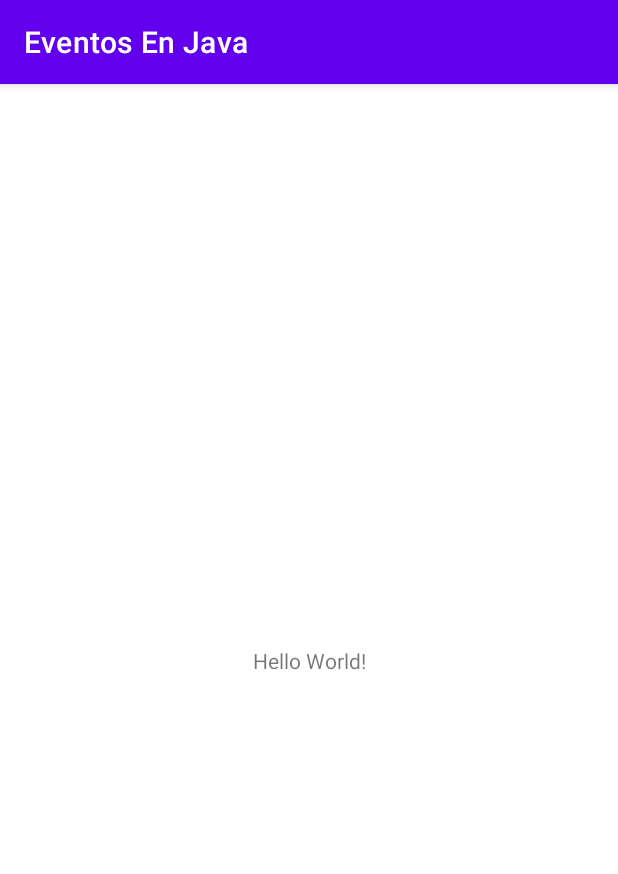
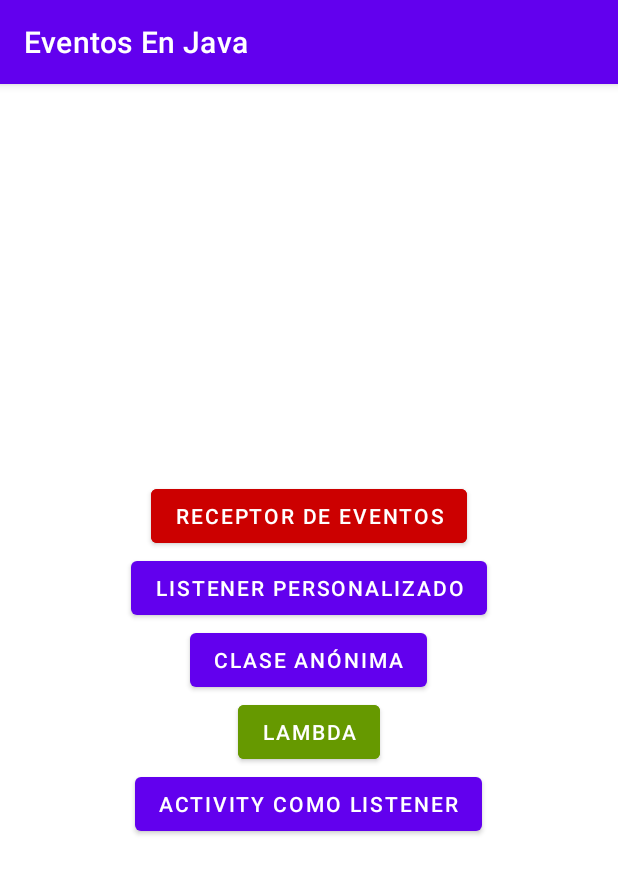
Before and after one commit to avidaldo/android-eventos-java, an Android app: the screen it shows after launch (MainActivity), on a phone screen of 412 x 824 dp. Shown: the top 874 px of the screen. Run offline under Robolectric (Android 15) with nearby library versions, the phone set to English and light mode, and no system bars.

Commit message:
todas las versiones funcionando

```diff
--- a/app/src/main/java/com/example/eventosenjava/MainActivity.java
+++ b/app/src/main/java/com/example/eventosenjava/MainActivity.java
@@ -2,13 +2,49 @@ package com.example.eventosenjava;
 
 import androidx.appcompat.app.AppCompatActivity;
 
+import android.content.Intent;
 import android.os.Bundle;
+import android.widget.Button;
 
 public class MainActivity extends AppCompatActivity {
 
     @Override
     protected void onCreate(Bundle savedInstanceState) {
         super.onCreate(savedInstanceState);
-        setContentView(R.layout.activity_main);
+        setContentView(R.layout.activity_main); // Setea la vista a partir del fichero activity_main.xml
+
+
+        // Busca objeto con id "button01" en clase R (autogenerada a partir de los xml)
+        Button b1 = findViewById(R.id.btn_to_metodo_xml);
+
+
+        /** Para movernos entre activities, será necesario usar Intents.
+         Instanciamos un objeto Intent, una abstracción de la intención de cambiar de actividad.
+         Su constructor recibe como argumentos:
+           - El contexto de partida: la activity en que está.
+           (AppCompatActivity hereda de Activity, que a su vez hereda de Context. Por tanto, toda activity es un contexto válido.)
+           - La clase de la Activity que ha de ser creada. Como esta activity todavía no se puede
+             instaciar, se usa la sintaxis .class (reflection).
+         */
+        Intent intent = new Intent(this, MetodoXMLActivity.class);
+
+
+        /** Asigno al botón la función de callback (la acción a realizar cuando se pulsa).
+         En este caso llamo al método startActivity que recibe como argumento el intent que le indica qué activity crear.
+         */
+        b1.setOnClickListener(v -> startActivity(intent));
+
+
+        /* Haciendo lo mismo con el resto de botones: */
+
+        findViewById(R.id.btn_to_listener_personalizado).setOnClickListener(
+                v -> startActivity(new Intent(this, WithCustomListenerActivity.class)));
+        findViewById(R.id.btn_to_clase_anonima).setOnClickListener(
+                v -> startActivity(new Intent(this, ClaseAnonimaActivity.class)));
+        findViewById(R.id.btn_to_lambda).setOnClickListener(
+                v -> startActivity(new Intent(this, LambdaActivity.class)));
+        findViewById(R.id.btn_to_activity_listener).setOnClickListener(
+                v -> startActivity(new Intent(this, ListenerIsActivity.class)));
+
     }
 }
--- a/app/src/main/res/layout/activity_main.xml
+++ b/app/src/main/res/layout/activity_main.xml
@@ -1,18 +1,45 @@
 <?xml version="1.0" encoding="utf-8"?>
-<androidx.constraintlayout.widget.ConstraintLayout xmlns:android="http://schemas.android.com/apk/res/android"
-    xmlns:app="http://schemas.android.com/apk/res-auto"
-    xmlns:tools="http://schemas.android.com/tools"
+
+<!-- He cambiado a LinearLayout por ser más simple ya que solo voy a apilar botones -->
+<LinearLayout xmlns:android="http://schemas.android.com/apk/res/android"
     android:layout_width="match_parent"
     android:layout_height="match_parent"
-    tools:context=".MainActivity">
+    android:gravity="center"
+    android:orientation="vertical">
 
-    <TextView
+    <Button
+        android:id="@+id/btn_to_metodo_xml"
         android:layout_width="wrap_content"
         android:layout_height="wrap_content"
-        android:text="Hello World!"
-        app:layout_constraintBottom_toBottomOf="parent"
-        app:layout_constraintEnd_toEndOf="parent"
-        app:layout_constraintStart_toStartOf="parent"
-        app:layout_constraintTop_toTopOf="parent" />
+        android:backgroundTint="@android:color/holo_red_dark"
+        android:text="@string/receptor_de_eventos" />
 
-</androidx.constraintlayout.widget.ConstraintLayout>
+
+    <!-- El mismo elemento, pero de las librerías de Material Design -->
+    <com.google.android.material.button.MaterialButton
+        android:id="@+id/btn_to_listener_personalizado"
+        android:layout_width="wrap_content"
+        android:layout_height="wrap_content"
+        android:text="@string/listener_personalizado" />
+
+    <Button
+        android:id="@+id/btn_to_clase_anonima"
+        android:layout_width="wrap_content"
+        android:layout_height="wrap_content"
+        android:text="@string/clase_an_nima" />
+
+    <!-- El mismo elemento, pero de las librerías de Material Design -->
+    <Button
+        android:id="@+id/btn_to_lambda"
+        android:backgroundTint="@android:color/holo_green_dark"
+        android:layout_width="wrap_content"
+        android:layout_height="wrap_content"
+        android:text="@string/lambda" />
+
+    <Button
+        android:id="@+id/btn_to_activity_listener"
+        android:layout_width="wrap_content"
+        android:layout_height="wrap_content"
+        android:text="@string/activity_como_listener" />
+
+</LinearLayout>
--- a/app/src/main/res/values/strings.xml
+++ b/app/src/main/res/values/strings.xml
@@ -1,3 +1,15 @@
 <resources>
     <string name="app_name">Eventos En Java</string>
+    <string name="receptor_de_eventos">Receptor de eventos</string>
+    <string name="listener_personalizado">Listener personalizado</string>
+    <string name="clase_an_nima">Clase anónima</string>
+    <string name="lambda">Lambda</string>
+    <string name="activity_como_listener">Activity como listener</string>
+    <string name="saludar">Salúdame</string>
+    <string name="escribe_tu_nombre">Escribe tu nombre</string>
+    <string name="hola_coma">"Hola, "</string>
+    <string name="metodo_xml">NO USAR!</string>
+    <string name="saluda_nuevo">Salúdame de nuevo</string>
+    <string name="clase_anonima">Clase anónima</string>
+    <string name="activity_as_listener">La activity es el Listener</string>
 </resources>
```
Also changed, not shown: app/src/main/AndroidManifest.xml (+35 -0 lines), app/src/main/java/com/example/eventosenjava/ClaseAnonimaActivity.java (added, +43 -0 lines), app/src/main/java/com/example/eventosenjava/LambdaActivity.java (added, +58 -0 lines), app/src/main/java/com/example/eventosenjava/ListenerIsActivity.java (added, +42 -0 lines), app/src/main/java/com/example/eventosenjava/MetodoXMLActivity.java (added, +39 -0 lines), app/src/main/java/com/example/eventosenjava/WithCustomListenerActivity.java (added, +74 -0 lines), app/src/main/res/layout/activity_metodo_xml.xml (added, +48 -0 lines), app/src/main/res/layout/activity_varias.xml (added, +44 -0 lines), 1 other file.
